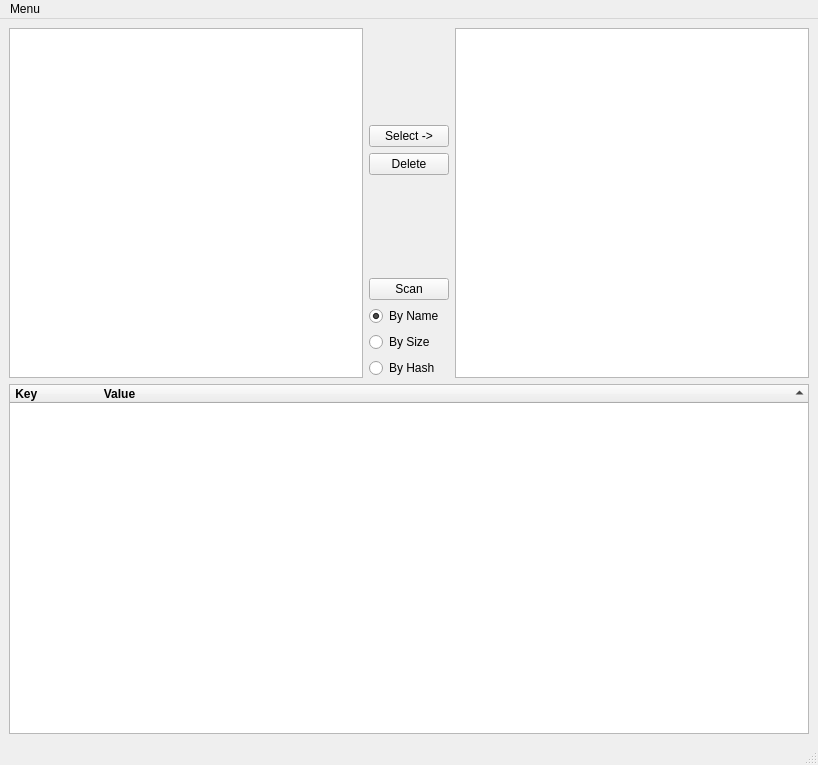
First picture: the form in my_filelist.ui, repository hcrump/my_dupes, before the edit.
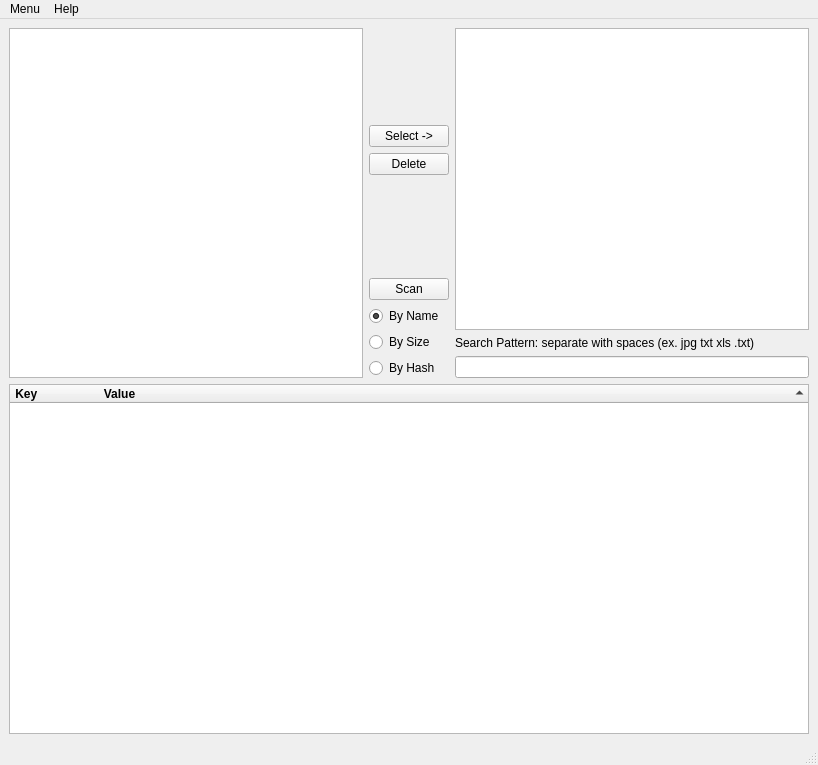
Second picture: the form after the edit.

Commit message: added ability to search by pattern

What changed in the file:
```diff
--- a/my_filelist.ui
+++ b/my_filelist.ui
@@ -105,12 +105,26 @@
        </layout>
       </item>
       <item>
+       <layout class="QVBoxLayout" name="verticalLayout_4">
+        <item>
        <widget class="QListWidget" name="shortlist">
         <property name="autoFillBackground">
          <bool>false</bool>
         </property>
        </widget>
       </item>
+        <item>
+         <widget class="QLabel" name="label">
+          <property name="text">
+           <string>Search Pattern: separate with spaces (ex. jpg txt xls .txt)</string>
+          </property>
+         </widget>
+        </item>
+        <item>
+         <widget class="QLineEdit" name="searchbar"/>
+        </item>
+       </layout>
+      </item>
      </layout>
     </item>
     <item>
@@ -169,7 +183,15 @@
     </property>
     <addaction name="actionDON_T_DO_IT"/>
    </widget>
+   <widget class="QMenu" name="menuHelp">
+    <property name="title">
+     <string>Help</string>
+    </property>
+    <addaction name="actionGo_Away"/>
+    <addaction name="actionAbout"/>
+   </widget>
    <addaction name="menuMenu"/>
+   <addaction name="menuHelp"/>
   </widget>
   <widget class="QStatusBar" name="statusbar"/>
   <action name="actionDON_T_DO_IT">
```
Left out of the diff: 10 changed lines with no effect on the pictures. Lines whose indentation alone changed are shown as unchanged. The commit also changes 2 other files.
